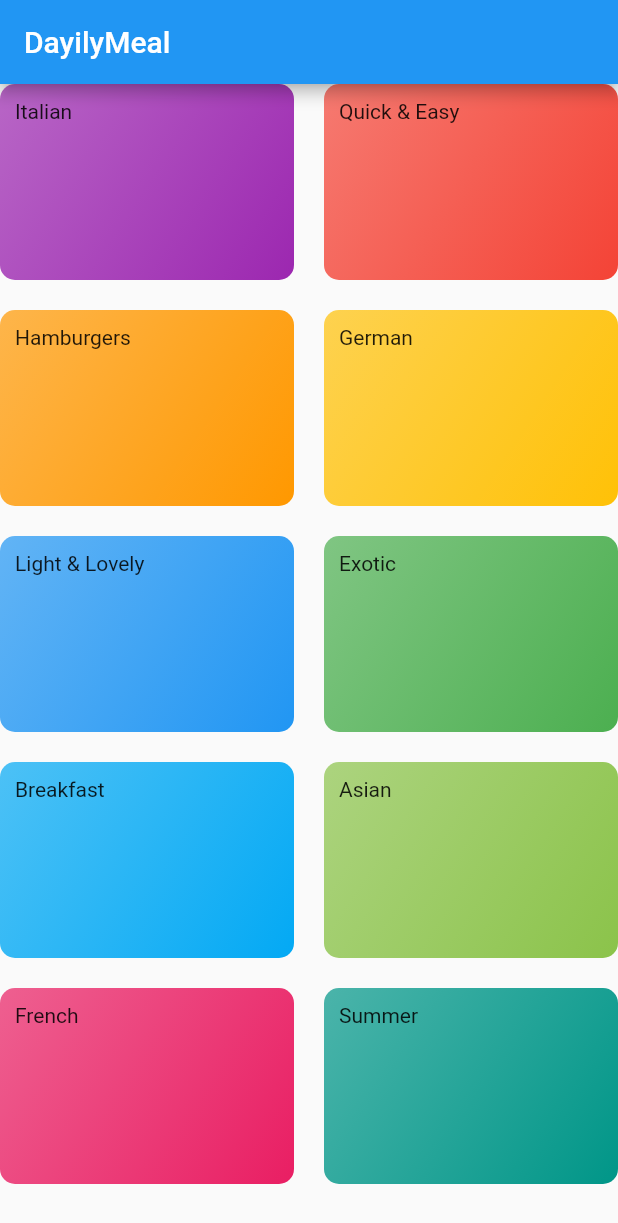
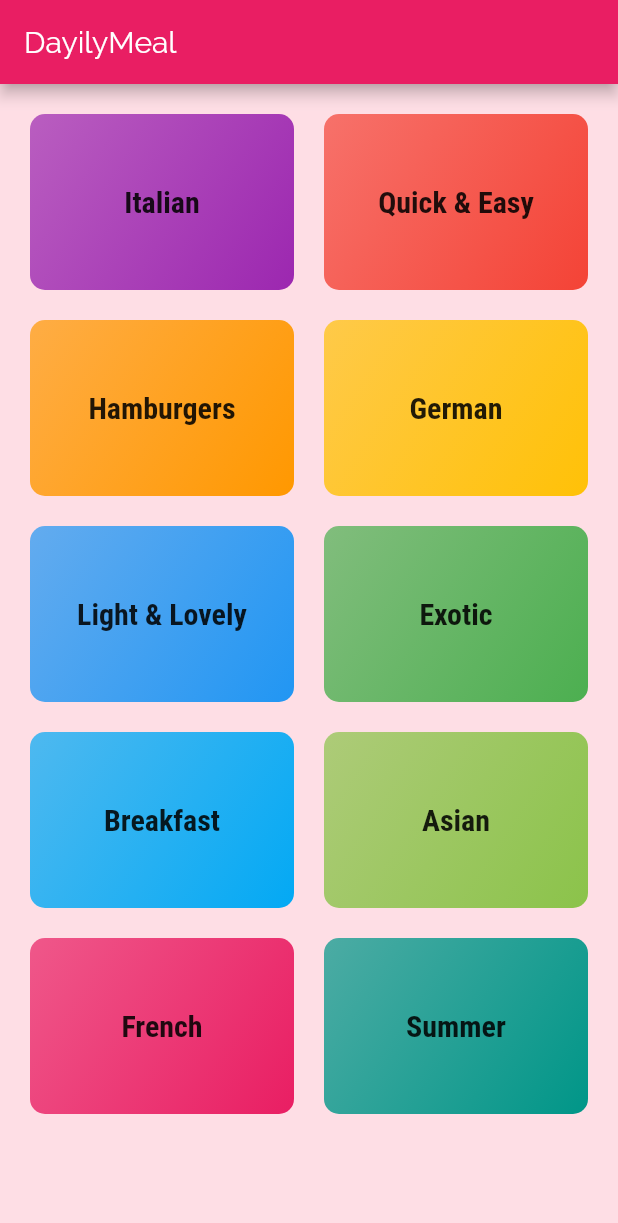
Before and after one commit to BartoszRudnik/LearningFlutter, a Flutter app: the screen it shows after launch, on a phone screen of 412 x 824 dp. Shown: the top 1223 px of the screen. Run offline on Flutter 3.47's test engine with Material 2 defaults, Android fonts, the phone set to English and light mode, and no system bars.

Commit message:
new fonts, new theme, new navigation page

```diff
--- a/mealsApp/lib/main.dart
+++ b/mealsApp/lib/main.dart
@@ -9,7 +9,22 @@ class MyApp extends StatelessWidget {
     return MaterialApp(
       title: 'DayliMeals',
       theme: ThemeData(
-        primarySwatch: Colors.blue,
+        primarySwatch: Colors.pink,
+        accentColor: Colors.amber,
+        canvasColor: Color.fromRGBO(254, 222, 229, 1),
+        fontFamily: 'Raleway',
+        textTheme: ThemeData.light().textTheme.copyWith(
+            bodyText2: TextStyle(
+              color: Color.fromRGBO(20, 51, 51, 1),
+            ),
+            bodyText1: TextStyle(
+              color: Color.fromRGBO(20, 51, 51, 1),
+            ),
+            headline6: TextStyle(
+              fontWeight: FontWeight.bold,
+              fontSize: 20,
+              fontFamily: 'RobotoCondensed',
+            )),
       ),
       home: CategoriesScreen(),
     );
--- a/mealsApp/lib/widget/categoriesScreen.dart
+++ b/mealsApp/lib/widget/categoriesScreen.dart
@@ -12,6 +12,7 @@ class CategoriesScreen extends StatelessWidget {
         ),
       ),
       body: GridView(
+        padding: const EdgeInsets.all(20),
         children: DUMMY_CATEGORIES
             .map(
               (categoryData) => CategoryItem(
--- a/mealsApp/lib/widget/categoryItem.dart
+++ b/mealsApp/lib/widget/categoryItem.dart
@@ -1,4 +1,5 @@
 import 'package:flutter/material.dart';
+import 'package:mealsApp/widget/categoryMealsScreen.dart';
 
 class CategoryItem extends StatelessWidget {
   final String title;
@@ -9,12 +10,26 @@ class CategoryItem extends StatelessWidget {
     @required this.title,
   });
 
+  void _selectCategory(BuildContext buildContext) {
+    Navigator.of(buildContext).push(
+      MaterialPageRoute(builder: (_) {
+        return CategoryMealsScreen();
+      }),
+    );
+  }
+
   @override
   Widget build(BuildContext context) {
-    return Container(
+    return InkWell(
+      onTap: () => _selectCategory(context),
+      splashColor: Theme.of(context).primaryColorLight,
+      borderRadius: BorderRadius.circular(10),
+      child: Container(
+        alignment: Alignment.center,
         padding: const EdgeInsets.all(10),
         child: Text(
           this.title,
+          style: Theme.of(context).textTheme.headline6,
         ),
         decoration: BoxDecoration(
           gradient: LinearGradient(
@@ -27,6 +42,7 @@ class CategoryItem extends StatelessWidget {
           ),
           borderRadius: BorderRadius.circular(10),
         ),
+      ),
     );
   }
 }
```
Also changed, not shown: mealsApp/lib/widget/categoryMealsScreen.dart (added, +17 -0 lines), mealsApp/pubspec.yaml (+19 -19 lines), mealsApp/assets/fonts/Raleway-Black.ttf (added), mealsApp/assets/fonts/Raleway-Bold.ttf (added), mealsApp/assets/fonts/Raleway-Regular.ttf (added), mealsApp/assets/fonts/RobotoCondensed-Bold.ttf (added), mealsApp/assets/fonts/RobotoCondensed-Italic.ttf (added), mealsApp/assets/fonts/RobotoCondensed-Light.ttf (added), mealsApp/assets/fonts/RobotoCondensed-Regular.ttf (added). Lines whose indentation alone changed are shown as unchanged.
